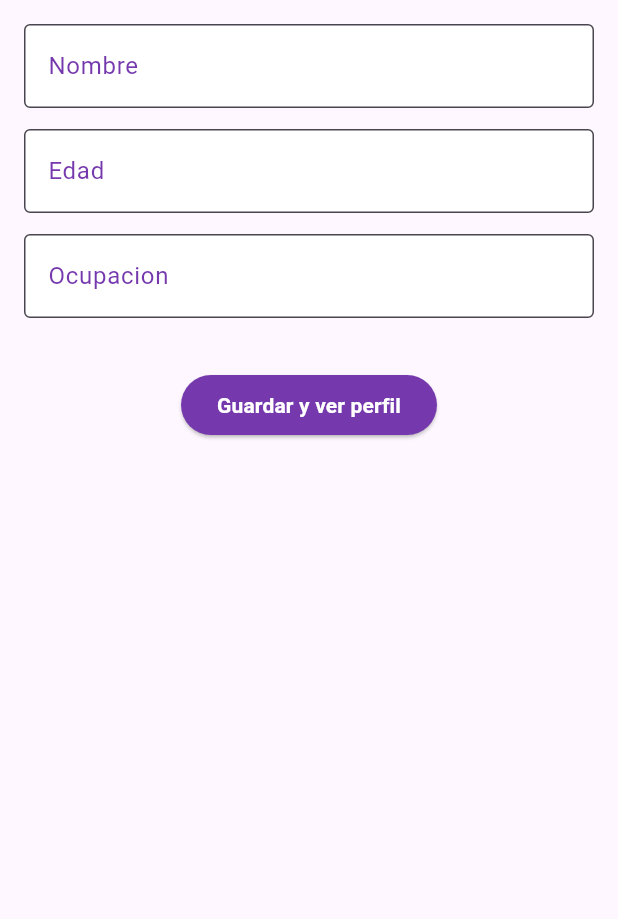
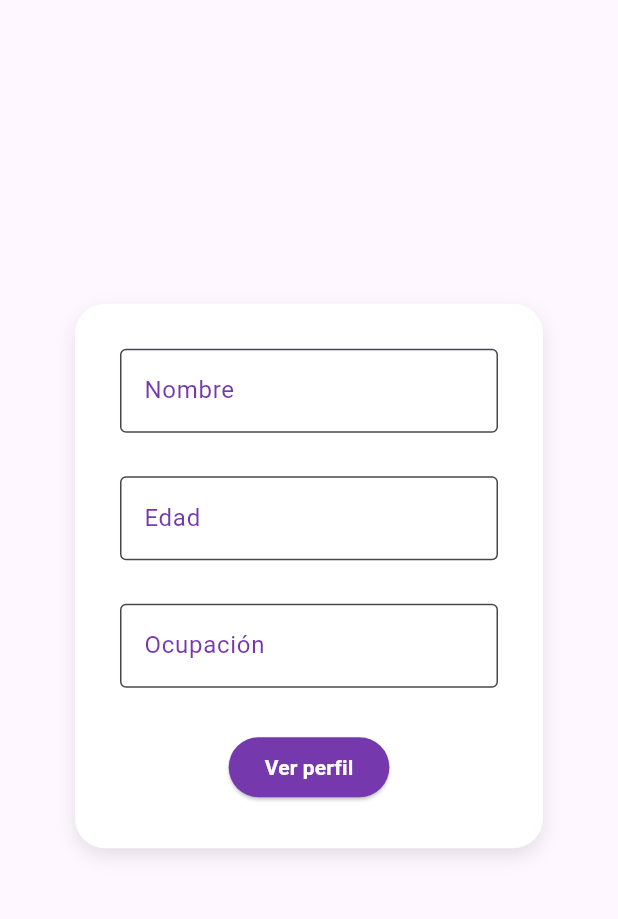
Before and after one commit to AlexDB02/UserApp, a Flutter app: the screen it shows after launch, after a tap on "Crea tu perfil", on a phone screen of 412 x 824 dp, the part 84-1003 px from its top. Run offline on Flutter 3.47's test engine with Material 3 defaults, Android fonts, the light colour scheme and no system bars.

Commit message:
Estética y diseño

```diff
--- a/lib/main.dart
+++ b/lib/main.dart
@@ -15,7 +15,7 @@ class MyApp extends StatelessWidget {
       initialRoute: '/',
       routes: {
         '/': (context) => HomeScreen(),
-        '/create': (context) => crearPerfilScreen(),
+        '/create': (context) => CrearPerfilScreen(),
         '/profile': (context) {
 
           final args = ModalRoute.of(context)?.settings.arguments as Map<String, String>?;
--- a/lib/screens/crear_perfil.dart
+++ b/lib/screens/crear_perfil.dart
@@ -1,11 +1,11 @@
 import 'package:flutter/material.dart';
 
-class crearPerfilScreen extends StatelessWidget {
+class CrearPerfilScreen extends StatelessWidget {
   final TextEditingController nameController = TextEditingController();
   final TextEditingController ageController = TextEditingController();
   final TextEditingController occupationController = TextEditingController();
 
-  crearPerfilScreen({super.key});
+  CrearPerfilScreen({super.key});
 
   @override
   Widget build(BuildContext context) {
@@ -18,110 +18,122 @@ class crearPerfilScreen extends StatelessWidget {
         centerTitle: true,
         backgroundColor: Color.fromARGB(255, 117, 57, 173),
       ),
-      body: Padding(
-        padding: const EdgeInsets.all(16.0),
+      body: Center(
+        child: Padding(
+          padding: const EdgeInsets.all(50.0),
+          child: Container(
+            width: double.infinity, // Ancho completo
+            padding: const EdgeInsets.all(30), // Padding interno
+            decoration: BoxDecoration(
+              color: Colors.white, // Fondo blanco
+              borderRadius: BorderRadius.circular(20), // Bordes redondeados
+              boxShadow: [
+                BoxShadow(
+                  color: Colors.black.withOpacity(0.1),
+                  blurRadius: 10,
+                  offset: Offset(0, 5), // Sombra sutil
+                ),
+              ],
+            ),
             child: Column(
+              mainAxisSize: MainAxisSize.min, // Que solo ocupe el espacio necesario
+              crossAxisAlignment: CrossAxisAlignment.center,
               children: [
-            // Field de Nombre
+                // Campo para Nombre
                 Container(
                   height: 70,
-              width: 650,
+                  width: double.infinity,
+                  margin: EdgeInsets.only(bottom: 15),
                   child: TextFormField(
                     controller: nameController,
-                decoration: const InputDecoration(
+                    decoration: InputDecoration(
                       filled: true,
                       fillColor: Colors.white,
-                    labelStyle:
-                        TextStyle(color: Color.fromARGB(255, 117, 57, 173)),
+                      labelText: 'Nombre',
+                      labelStyle: TextStyle(color: Color.fromARGB(255, 117, 57, 173)),
                       focusedBorder: OutlineInputBorder(
-                        borderSide: BorderSide(
-                            color: Color.fromARGB(255, 117, 57, 173),
-                            width: 2.0)),
+                        borderSide: BorderSide(color: Color.fromARGB(255, 117, 57, 173), width: 2.0),
+                      ),
                       border: OutlineInputBorder(
-                        borderSide: BorderSide(
-                            color: Color.fromARGB(255, 117, 57, 173))),
-                    labelText: 'Nombre'),
+                        borderSide: BorderSide(color: Color.fromARGB(255, 117, 57, 173)),
+                      ),
+                    ),
                   ),
                 ),
 
-            // Field de Edad
+                // Campo para Edad
                 Container(
                   height: 70,
-              width: 650,
+                  width: double.infinity,
+                  margin: EdgeInsets.only(bottom: 15),
                   child: TextFormField(
                     controller: ageController,
-                decoration: const InputDecoration(
+                    keyboardType: TextInputType.number,
+                    decoration: InputDecoration(
                       filled: true,
                       fillColor: Colors.white,
-                    labelStyle:
-                        TextStyle(color: Color.fromARGB(255, 117, 57, 173)),
+                      labelText: 'Edad',
+                      labelStyle: TextStyle(color: Color.fromARGB(255, 117, 57, 173)),
                       focusedBorder: OutlineInputBorder(
-                        borderSide: BorderSide(
-                            color: Color.fromARGB(255, 117, 57, 173),
-                            width: 2.0)),
+                        borderSide: BorderSide(color: Color.fromARGB(255, 117, 57, 173), width: 2.0),
+                      ),
                       border: OutlineInputBorder(
-                        borderSide: BorderSide(
-                            color: Color.fromARGB(255, 117, 57, 173))),
-                    labelText: 'Edad'),
+                        borderSide: BorderSide(color: Color.fromARGB(255, 117, 57, 173)),
+                      ),
+                    ),
                   ),
                 ),
 
-            // Field para Ocupacion
+                // Campo para Ocupación
                 Container(
                   height: 70,
-              width: 650,
+                  width: double.infinity,
+                  margin: EdgeInsets.only(bottom: 15),
                   child: TextFormField(
                     controller: occupationController,
-                decoration: const InputDecoration(
+                    decoration: InputDecoration(
                       filled: true,
                       fillColor: Colors.white,
-                    labelStyle:
-                        TextStyle(color: Color.fromARGB(255, 117, 57, 173)),
+                      labelText: 'Ocupación',
+                      labelStyle: TextStyle(color: Color.fromARGB(255, 117, 57, 173)),
                       focusedBorder: OutlineInputBorder(
-                        borderSide: BorderSide(
-                            color: Color.fromARGB(255, 117, 57, 173),
-                            width: 2.0)),
+                        borderSide: BorderSide(color: Color.fromARGB(255, 117, 57, 173), width: 2.0),
+                      ),
                       border: OutlineInputBorder(
-                        borderSide: BorderSide(
-                            color: Color.fromARGB(255, 117, 57, 173))),
-                    labelText: 'Ocupacion'),
+                        borderSide: BorderSide(color: Color.fromARGB(255, 117, 57, 173)),
                       ),
                     ),
-            const SizedBox(height: 20),
+                  ),
+                ),
 
-            // Botón de guardar y ver perfil
+                // Botón de Guardar y Ver Perfil
                 ElevatedButton(
                   style: ElevatedButton.styleFrom(
                     backgroundColor: Color.fromARGB(255, 117, 57, 173),
                   ),
                   onPressed: () {
-
                     // Validaciones
                     if (nameController.text.trim().isEmpty ||
                         ageController.text.trim().isEmpty ||
                         occupationController.text.trim().isEmpty) {
                       ScaffoldMessenger.of(context).showSnackBar(
                         SnackBar(
-                      content: Text(
-                          'Por favor, complete los campos antes de continuar.'),
+                          content: Text('Por favor, complete los campos antes de continuar.'),
                           backgroundColor: Colors.red,
                         ),
                       );
                     } else {
-
                       final ageText = ageController.text.trim();
                       final age = int.tryParse(ageText);
 
-                  if (age == null || age <=0 ){
+                      if (age == null || age <= 0) {
                         ScaffoldMessenger.of(context).showSnackBar(
                           SnackBar(
-                      content: Text(
-                          'Por favor, ingrese una edad válida.'),
+                            content: Text('Por favor, ingrese una edad válida.'),
                             backgroundColor: Colors.red,
                           ),
                         );
                       } else {
-
                         final profileData = {
                           'name': nameController.text,
                           'age': ageController.text,
@@ -136,15 +148,16 @@ class crearPerfilScreen extends StatelessWidget {
                       }
                     }
                   },
-              child: const Text(
-                'Guardar y ver perfil',
-                style:
-                    TextStyle(fontWeight: FontWeight.bold, color: Colors.white),
+                  child: Text(
+                    'Ver perfil',
+                    style: TextStyle(fontWeight: FontWeight.bold, color: Colors.white),
                   ),
                 ),
               ],
             ),
           ),
+        ),
+      ),
     );
   }
 }
--- a/lib/screens/perfil.dart
+++ b/lib/screens/perfil.dart
@@ -19,17 +19,41 @@ class perfilScreen extends StatelessWidget {
         centerTitle: true,
         backgroundColor: Color.fromARGB(255, 117, 57, 173),
       ),
-      body: Padding(
-        padding: const EdgeInsets.all(16.0),
+
+      body: Center(
+        child: Padding(
+          padding: const EdgeInsets.all(50.0),
+          child: Container(
+            width: double.infinity,
+            padding: const EdgeInsets.all(50),
+            decoration: BoxDecoration(
+              color: Colors.white, // Fondo blanco
+              borderRadius: BorderRadius.circular(20),
+              boxShadow: [
+                BoxShadow(
+                  color: Colors.black.withOpacity(0.1),
+                  blurRadius: 10,
+                  offset: Offset(0, 5),
+                ),
+              ],
+            ),
             child: Column(
-          crossAxisAlignment: CrossAxisAlignment.start,
+              mainAxisSize: MainAxisSize.min,
+              crossAxisAlignment: CrossAxisAlignment.center,
               children: [
-            Text('Nombre: $name', style: TextStyle(fontSize: 20)),
+                Text('Nombre', style: TextStyle(fontSize: 20, fontWeight: FontWeight.bold)),
+                Text(name),
+
                 Divider(color: Colors.black.withOpacity(0)),
-            Text('Edad: $age', style: TextStyle(fontSize: 20)),
+
+                Text('Edad', style: TextStyle(fontSize: 20, fontWeight: FontWeight.bold)),
+                Text(age),
+
                 Divider(color: Colors.black.withOpacity(0)),
-            Text('Ocupación: $occupation', style: TextStyle(fontSize: 20)),
-            Divider(color: Colors.black.withOpacity(0)),
+
+                Text('Ocupación', style: TextStyle(fontSize: 20, fontWeight: FontWeight.bold)),
+                Text(occupation),
+
                 SizedBox(height: 20),
                 ElevatedButton(
                   style: ElevatedButton.styleFrom(
@@ -38,9 +62,11 @@ class perfilScreen extends StatelessWidget {
                   onPressed: () {
                     Navigator.popUntil(context, (route) => route.isFirst);
                   },
-              child: Text('Regresar a Inicio', style: TextStyle(fontWeight: FontWeight.bold, color: Colors.white),),
+                  child: Text('Regresar a Inicio', style: TextStyle(fontWeight: FontWeight.bold, color: Colors.white)),
                 ),
               ],
+            ),
+          ),
         ),
       ),
     );
```
Lines whose indentation alone changed are shown as unchanged.
